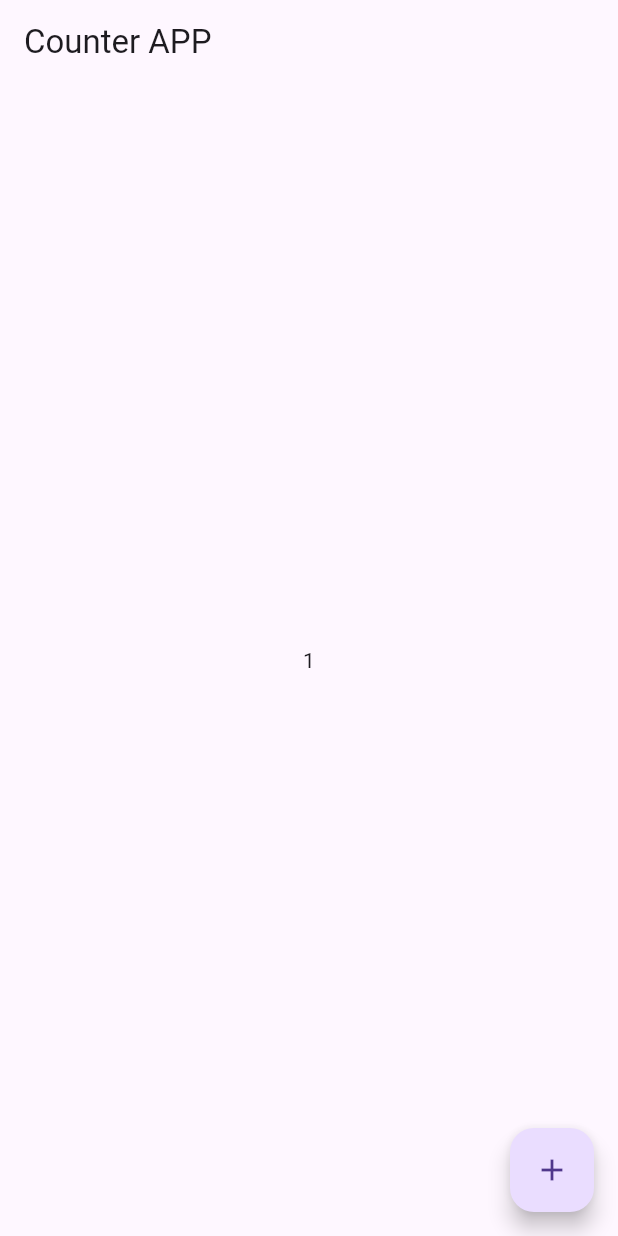
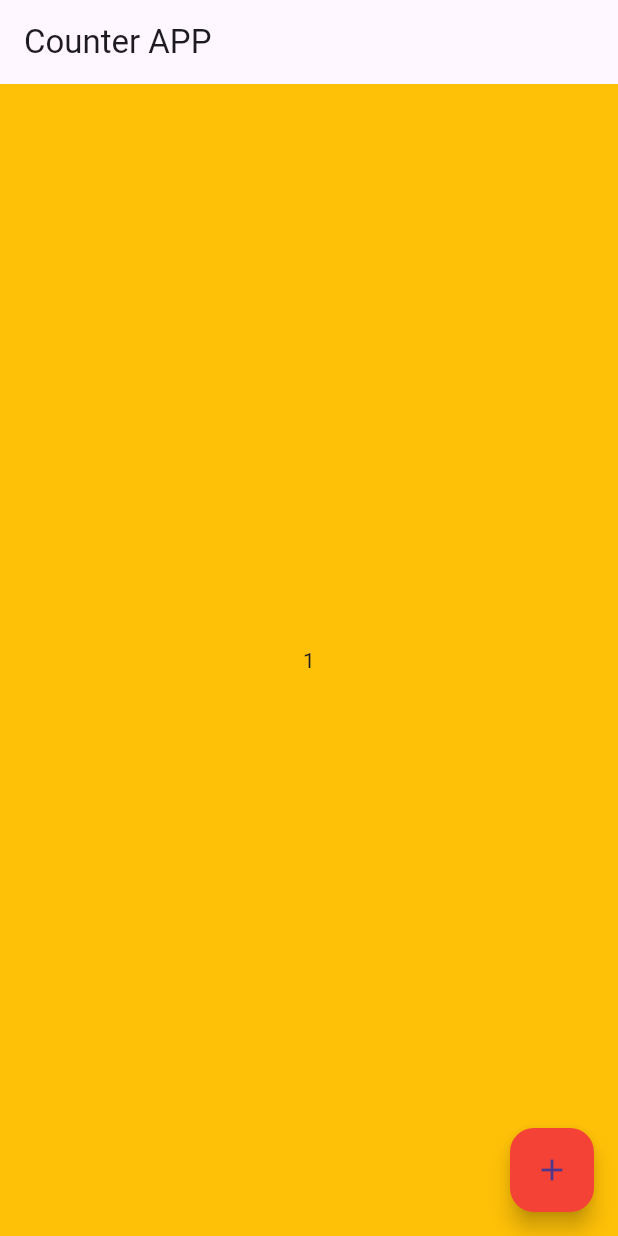
Before and after one commit to sam-in07/Counter_app_flutter, a Flutter app: the screen it shows after launch, after a tap on the "add" icon, on a phone screen of 412 x 824 dp. Run offline on Flutter 3.47's test engine with Material 3 defaults, Android fonts, the phone set to English and light mode, and no system bars.

Commit message:
finally
sesh

```diff
--- a/counterapp/lib/main.dart
+++ b/counterapp/lib/main.dart
@@ -39,12 +39,15 @@ class MyHomepageUI extends State<MyHomepage> { //extends eta inheritancee arki
    // throw UnimplementedError();
     return Scaffold(
       appBar: AppBar(title: Text('Counter APP'),),
+       backgroundColor: Colors.amber,
+
        body:  Center(
           child: Text(count_number.toString()), // string convert kore  disi
 
        ),
       floatingActionButton: FloatingActionButton(
           child: Icon(Icons.add),
+          backgroundColor: Colors.red,
           onPressed: ()  {
           //on presss amra jeokhon press krobo counting korbo
             setState(() {   // set staet ui take update kortesa  ow automatcally update kore
@@ -52,7 +55,7 @@ class MyHomepageUI extends State<MyHomepage> { //extends eta inheritancee arki
               count_number = count_number +1 ;
             });
 
-           // print(count_number);
+           print(count_number);
           },
       ),
     );
```
